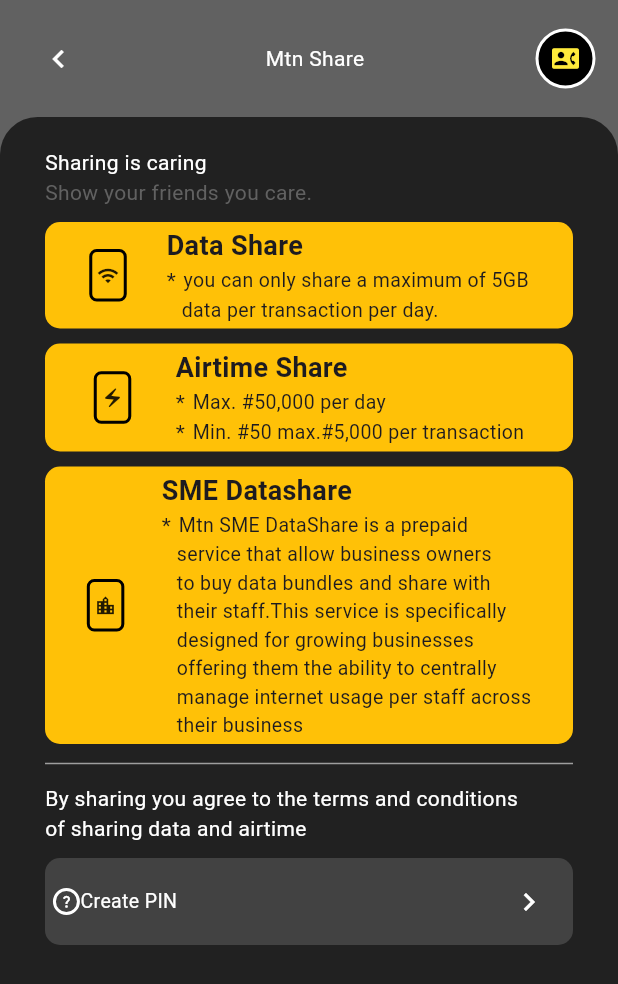
After one commit to Zackcodder/training_final_project, a Flutter app: the MtnShare screen opened directly, on a phone screen of 412 x 824 dp. The commit adds this screen. Shown: the top 984 px of the screen. Run offline on Flutter 3.47's test engine with Material 3 defaults, Android fonts, the phone set to English and light mode, and no system bars; our stand-ins replace carousel_slider, font_awesome_flutter.

Commit message:
modified:   lib/screens/home_screen.dart 	new file:   lib/screens/share_screen.dart

```diff
--- a/lib/screens/home_screen.dart
+++ b/lib/screens/home_screen.dart
@@ -4,6 +4,7 @@ import 'package:carousel_slider/carousel_slider.dart';
 import 'package:training_final_project/screens/prepaid_page.dart';
 import 'package:training_final_project/screens/profile_page.dart';
 import 'package:training_final_project/screens/recharge_screen.dart';
+import 'package:training_final_project/screens/share_screen.dart';
 
 class HomeScreen extends StatefulWidget {
   const HomeScreen({super.key});
@@ -240,10 +241,10 @@ class _HomeScreenState extends State<HomeScreen> with TickerProviderStateMixin {
                             children: [
                               GestureDetector(
                                 onTap: () {
-                                   Navigator.push(
-                                    context,
-                                    MaterialPageRoute(builder:(context) => PrepaidPage() ,)
-                                   );
+                                  //  Navigator.push(
+                                  //   context,
+                                  //   MaterialPageRoute(builder:(context) => MtnShare() ,)
+                                  //  );
                                 },
                                 child: Container(
                                   margin: const EdgeInsets.only(right: 10),
--- /dev/null
+++ b/lib/screens/share_screen.dart
@@ -0,0 +1,405 @@
+// ignore_for_file: prefer_const_constructors, prefer_const_literals_to_create_immutables
+
+import 'package:flutter/material.dart';
+
+class MtnShare extends StatelessWidget {
+  const MtnShare({super.key});
+
+  @override
+  Widget build(BuildContext context) {
+    return Scaffold(
+      backgroundColor: Colors.grey[700],
+      body: Container(
+        child: Column(
+          children: [
+// first set mtn share
+            Container(
+              margin: EdgeInsets.all(15),
+              child: Row(
+                mainAxisAlignment: MainAxisAlignment.spaceBetween,
+                children: [
+                  //icon
+                  IconButton(
+                    icon: Icon(Icons.chevron_left),
+                    color: Colors.white,
+                    onPressed: () {},
+                  ),
+// text mtn share
+                  Text('Mtn Share' ,style: TextStyle(color: Colors.white),),
+//icon
+                  Container(
+                    width: 40,
+                    height: 40,
+                    decoration: BoxDecoration(
+                      border: Border.all(color: Colors.white, width: 2),
+                      color: Colors.black,
+                      shape: BoxShape.circle,
+                    ),
+                    child: const Center(
+                      child: Icon(
+                        color: Colors.yellow,
+                        Icons.quick_contacts_dialer,
+                        size: 18,
+                      ),
+                    ),
+                  ),
+                ],
+              ),
+            ),
+// second set sharing is caring
+            Expanded(
+              child: Container(
+decoration: BoxDecoration(color: Colors.grey[900],borderRadius: BorderRadius.only(topLeft: Radius.circular(25),topRight: Radius.circular(25))),
+                padding: EdgeInsets.symmetric(horizontal: 30, vertical: 20),
+
+                child: Column(
+                  children: [
+// sharing is caring
+                    Row(
+                      crossAxisAlignment: CrossAxisAlignment.start,
+                      children: [
+                        Text(
+                          'Sharing is caring',
+                          style: TextStyle(
+                            color: Colors.white,
+                          ),
+                        ),
+                      ],
+                    ),
+                    Row(
+                      crossAxisAlignment: CrossAxisAlignment.start,
+                      children: [
+                        Text(
+                          'Show your friends you care.',
+                          style: TextStyle(color: Colors.grey[700]),
+                        ),
+                      ],
+                    ),
+// data share
+                    Container(
+                      margin: EdgeInsets.only(
+                        top: 10,
+                      ),
+                      padding: EdgeInsets.all(3),
+                      decoration: BoxDecoration(
+                          color: Colors.amber,
+                          borderRadius: BorderRadius.circular(10)),
+                      child: Row(
+                        mainAxisAlignment: MainAxisAlignment.spaceEvenly,
+                        children: [
+                          Container(
+                            child: Container(
+                              width: 25,
+                              height: 35,
+                              decoration: BoxDecoration(
+                                borderRadius: BorderRadius.circular(5),
+                                border:
+                                    Border.all(color: Colors.black, width: 2),
+                              ),
+                              child: const Center(
+                                child: Icon(
+                                  Icons.wifi,
+                                  size: 15,
+                                ),
+                              ),
+                            ),
+                          ),
+                          Container(
+                            child: Column(
+                              crossAxisAlignment: CrossAxisAlignment.start,
+                              children: [
+                                Text(
+                                  'Data Share',
+                                  style: TextStyle(
+                                      fontSize: 18,
+                                      fontWeight: FontWeight.bold),
+                                ),
+                                Row(
+                                  mainAxisAlignment:
+                                      MainAxisAlignment.spaceBetween,
+                                  children: [
+                                    Text('*'),
+                                    SizedBox(
+                                      width: 5,
+                                    ),
+                                    Text(
+                                      'you can only share a maximum of 5GB',
+                                      style: TextStyle(fontSize: 13),
+                                    )
+                                  ],
+                                ),
+                                Container(
+                                    margin: EdgeInsets.only(left: 10),
+                                    child: Text(
+                                      'data per transaction per day.',
+                                      style: TextStyle(fontSize: 13),
+                                    ))
+                              ],
+                            ),
+                          )
+                        ],
+                      ),
+                    ),
+// airtime share
+                    Container(
+                      margin: EdgeInsets.only(
+                        top: 10,
+                      ),
+                      padding: EdgeInsets.all(3),
+                      decoration: BoxDecoration(
+                          color: Colors.amber,
+                          borderRadius: BorderRadius.circular(10)),
+                      child: Row(
+                        mainAxisAlignment: MainAxisAlignment.spaceEvenly,
+                        children: [
+                          Container(
+                            child: Container(
+                              width: 25,
+                              height: 35,
+                              decoration: BoxDecoration(
+                                borderRadius: BorderRadius.circular(5),
+                                border:
+                                    Border.all(color: Colors.black, width: 2),
+                              ),
+                              child: const Center(
+                                child: Icon(
+                                  Icons.electric_bolt,
+                                  size: 15,
+                                ),
+                              ),
+                            ),
+                          ),
+                          Container(
+                            child: Column(
+                              crossAxisAlignment: CrossAxisAlignment.start,
+                              children: [
+                                Text(
+                                  'Airtime Share',
+                                  style: TextStyle(
+                                      fontSize: 18,
+                                      fontWeight: FontWeight.bold),
+                                ),
+                                Row(
+                                  mainAxisAlignment:
+                                      MainAxisAlignment.spaceBetween,
+                                  children: [
+                                    Text('*'),
+                                    SizedBox(
+                                      width: 5,
+                                    ),
+                                    Text(
+                                      'Max. #50,000 per day',
+                                      style: TextStyle(fontSize: 13),
+                                    )
+                                  ],
+                                ),
+                                Row(
+                                  mainAxisAlignment:
+                                      MainAxisAlignment.spaceBetween,
+                                  children: [
+                                    Text('*'),
+                                    SizedBox(
+                                      width: 5,
+                                    ),
+                                    Text(
+                                      'Min. #50 max.#5,000 per transaction',
+                                      style: TextStyle(fontSize: 13),
+                                    )
+                                  ],
+                                ),
+                              ],
+                            ),
+                          )
+                        ],
+                      ),
+                    ),
+// Sme datashare
+                    Container(
+                      margin: EdgeInsets.only(
+                        top: 10,
+                      ),
+                      padding: EdgeInsets.all(3),
+                      decoration: BoxDecoration(
+                          color: Colors.amber,
+                          borderRadius: BorderRadius.circular(10)),
+                      child: Row(
+                        mainAxisAlignment: MainAxisAlignment.spaceEvenly,
+                        children: [
+                          Container(
+                            child: Container(
+                              width: 25,
+                              height: 35,
+                              decoration: BoxDecoration(
+                                borderRadius: BorderRadius.circular(5),
+                                border:
+                                    Border.all(color: Colors.black, width: 2),
+                              ),
+                              child: const Center(
+                                child: Icon(
+                                  Icons.location_city,
+                                  size: 15,
+                                ),
+                              ),
+                            ),
+                          ),
+                          Container(
+                            child: Column(
+                              crossAxisAlignment: CrossAxisAlignment.start,
+                              children: [
+                                Text(
+                                  'SME Datashare',
+                                  style: TextStyle(
+                                      fontSize: 18,
+                                      fontWeight: FontWeight.bold),
+                                ),
+                                Row(
+                                  mainAxisAlignment:
+                                      MainAxisAlignment.spaceBetween,
+                                  children: [
+                                    Text('*'),
+                                    SizedBox(
+                                      width: 5,
+                                    ),
+                                    Text(
+                                      'Mtn SME DataShare is a prepaid',
+                                      style: TextStyle(fontSize: 13),
+                                    )
+                                  ],
+                                ),
+                                Container(
+                                  margin: EdgeInsets.only(left: 10),
+                                  child: Text(
+                                    'service that allow business owners',
+                                    style: TextStyle(fontSize: 13),
+                                  ),
+                                ),
+                                Container(
+                                  margin: EdgeInsets.only(left: 10),
+                                  child: Text(
+                                    'to buy data bundles and share with',
+                                    style: TextStyle(fontSize: 13),
+                                  ),
+                                ),
+                                Container(
+                                  margin: EdgeInsets.only(left: 10),
+                                  child: Text(
+                                    'their staff.This service is specifically',
+                                    style: TextStyle(fontSize: 13),
+                                  ),
+                                ),
+                                Container(
+                                  margin: EdgeInsets.only(left: 10),
+                                  child: Text(
+                                    'designed for growing businesses',
+                                    style: TextStyle(fontSize: 13),
+                                  ),
+                                ),
+                                Container(
+                                  margin: EdgeInsets.only(left: 10),
+                                  child: Text(
+                                    'offering them the ability to centrally',
+                                    style: TextStyle(fontSize: 13),
+                                  ),
+                                ),
+                                Container(
+                                  margin: EdgeInsets.only(left: 10),
+                                  child: Text(
+                                    'manage internet usage per staff across',
+                                    style: TextStyle(fontSize: 13),
+                                  ),
+                                ),
+                                Container(
+                                  margin: EdgeInsets.only(left: 10),
+                                  child: Text(
+                                    'their business',
+                                    style: TextStyle(fontSize: 13),
+                                  ),
+                                ),
+                              ],
+                            ),
+                          )
+                        ],
+                      ),
+                    ),
+// divider
+                    Container(
+                      margin: EdgeInsets.only(top: 5, bottom: 5),
+                      child: Divider(
+                        thickness: 1,
+                        color: Colors.grey,
+                      ),
+                    ),
+// by sharing you agree*******
+                    Row(
+                      crossAxisAlignment: CrossAxisAlignment.start,
+                      children: [
+                        Text(
+                          'By sharing you agree to the terms and conditions',
+                          style: TextStyle(
+                            color: Colors.white,
+                          ),
+                        ),
+                      ],
+                    ),
+                    Row(
+                      crossAxisAlignment: CrossAxisAlignment.start,
+                      children: [
+                        Text(
+                          'of sharing data and airtime',
+                          style: TextStyle(color: Colors.white),
+                        ),
+                      ],
+                    ),
+// create pin
+                    Container(
+                      margin: EdgeInsets.only(top: 10),
+                      padding: EdgeInsets.all(5),
+                      decoration: BoxDecoration(
+                          color: Colors.grey[800],
+                          borderRadius: BorderRadius.circular(10)),
+                      child: Row(
+                        mainAxisAlignment: MainAxisAlignment.spaceEvenly,
+                        children: [
+                          Container(
+                            child: Container(
+                              width: 18,
+                              height: 27,
+                              decoration: BoxDecoration(
+                                shape: BoxShape.circle,
+                                border:
+                                    Border.all(color: Colors.white, width: 2),
+                              ),
+                              child: const Center(
+                                child: Icon(
+                                  Icons.question_mark,
+                                  size: 10,
+                                  color: Colors.white,
+                                ),
+                              ),
+                            ),
+                          ),
+                          Text(
+                            'Create PIN',
+                            style: TextStyle(color: Colors.white, fontSize: 13),
+                          ),
+                          SizedBox(
+                            width: 210,
+                          ),
+                          IconButton(
+                            icon: Icon(Icons.chevron_right),
+                            color: Colors.white,
+                            onPressed: () {},
+                          ),
+                        ],
+                      ),
+                    ),
+                  ],
+                ),
+              ),
+            ),
+          ],
+        ),
+      ),
+    );
+  }
+}
```
